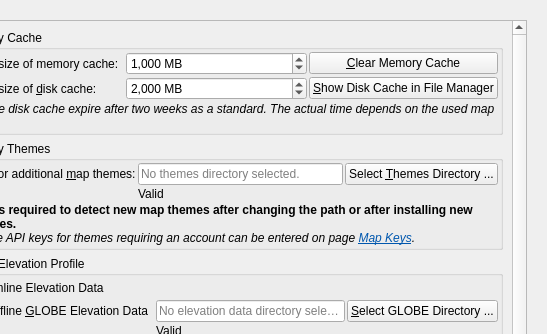
Above: src/options/options.ui from albar965/littlenavmap before the change; both pictures show x 399 to 946 and y 0 to 334 of the 946 by 501 pixel window. Below: the same form after it.
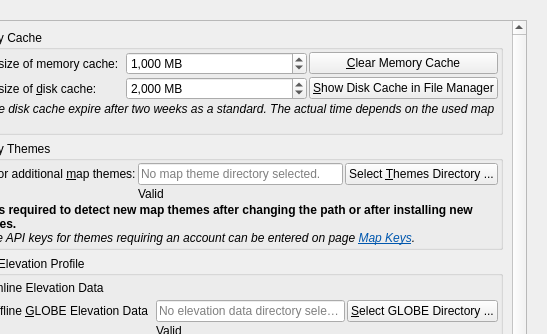
That is the form after the change. The open tabs and pages were chosen to show the change. Icons and pictures are not drawn.

```diff
--- a/src/options/options.ui
+++ b/src/options/options.ui
@@ -7928,7 +7928,7 @@
                   <string>Select a directory to search for additional map themes.</string>
                  </property>
                  <property name="placeholderText">
-                  <string>No themes directory selected.</string>
+                  <string>No map theme directory selected.</string>
                  </property>
                 </widget>
                </item>
```
Left out of the diff: 4 changed lines with no effect on the pictures.
